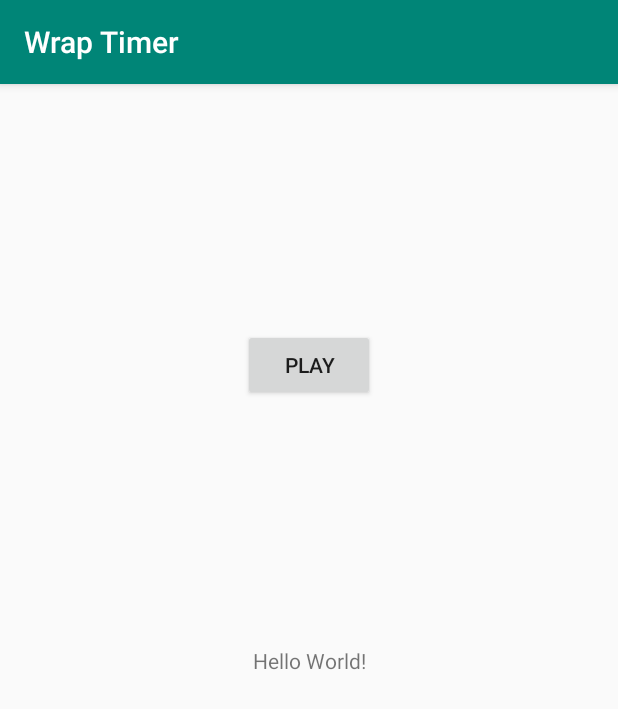
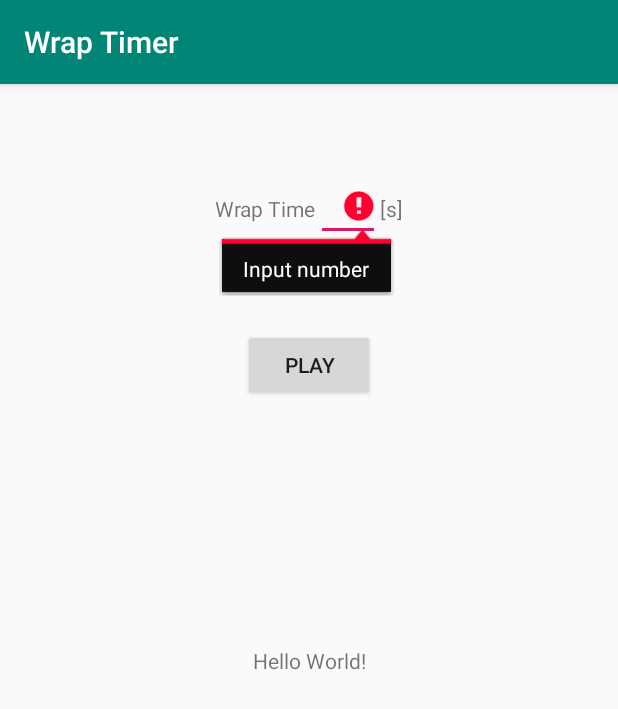
Before and after one commit to ShunIshii/WrapTimer, an Android app: the screen it shows after launch (MainActivity), after a tap on "PLAY", on a phone screen of 412 x 824 dp. Shown: the top 709 px of the screen. Run offline under Robolectric (Android 15) with nearby library versions, the light colour scheme and no system bars.

Commit message:
simple wrap timer

```diff
--- a/app/src/main/java/jp/shunishii/wraptimer/MainActivity.kt
+++ b/app/src/main/java/jp/shunishii/wraptimer/MainActivity.kt
@@ -15,7 +15,7 @@ class MainActivity : AppCompatActivity() {
 
     private lateinit var soundPool: SoundPool
     private var soundShort = 0
-    private val wrapTime: Long = 1000
+    //private var wrapTime: Long = 1000
     private lateinit var mCountDownTimer: CountDownTimer
     private val TAG = "Main"
     private var btStatus = false
@@ -38,16 +38,26 @@ class MainActivity : AppCompatActivity() {
 
         playButton.setOnClickListener{
             if (!btStatus) {
+                if (timerStart()) {
                     btStatus = true
-                countStart()
+                    playButton.text = "Stop"
+                }
             }
             else {
                 btStatus = false
+                playButton.text = "Play"
             }
         }
     }
 
-    private fun countStart() {
+    private fun timerStart(): Boolean {
+        val wrapTimeText = wrapText.text.toString()
+        if (wrapTimeText.isEmpty()) {
+            wrapText.error = "Input number"
+            return false
+        }
+        else {
+            val wrapTime = wrapTimeText.toInt()*1000.toLong()
             Timer().schedule(0, wrapTime) {
                 Log.d(TAG, "sound")
                 if (btStatus)
@@ -55,5 +65,7 @@ class MainActivity : AppCompatActivity() {
                 else
                     this.cancel()
             }
+            return true
         }
     }
+}
--- a/app/src/main/res/layout/activity_main.xml
+++ b/app/src/main/res/layout/activity_main.xml
@@ -26,4 +26,35 @@
         app:layout_constraintStart_toStartOf="parent"
         app:layout_constraintTop_toTopOf="parent" />
 
+    <LinearLayout
+        android:layout_width="wrap_content"
+        android:layout_height="wrap_content"
+        android:orientation="horizontal"
+        app:layout_constraintBottom_toTopOf="@+id/playButton"
+        app:layout_constraintEnd_toEndOf="parent"
+        app:layout_constraintStart_toStartOf="parent"
+        app:layout_constraintTop_toTopOf="parent">
+
+        <TextView
+            android:id="@+id/text1"
+            android:layout_width="wrap_content"
+            android:layout_height="wrap_content"
+            android:text="Wrap Time" />
+
+        <EditText
+            android:id="@+id/wrapText"
+            android:layout_width="wrap_content"
+            android:layout_height="wrap_content"
+            android:ems="2"
+            android:gravity="center_vertical"
+            android:inputType="number" />
+
+        <TextView
+            android:id="@+id/text2"
+            android:layout_width="wrap_content"
+            android:layout_height="wrap_content"
+            android:layout_weight="1"
+            android:text="[s]" />
+    </LinearLayout>
+
 </androidx.constraintlayout.widget.ConstraintLayout>
```
Lines whose indentation alone changed are shown as unchanged.
